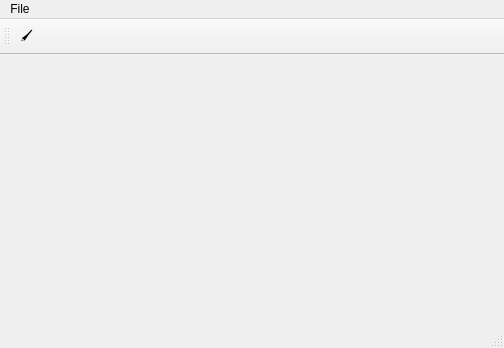
This is ui/mainwindow.ui in Karethoth/GameOfLife as Qt 5 draws it before an edit. The edited form follows.
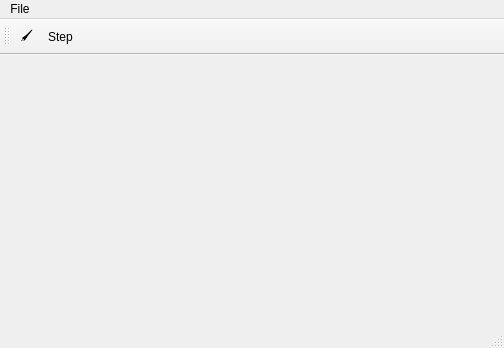
This is the edited form.

```diff
--- a/ui/mainwindow.ui
+++ b/ui/mainwindow.ui
@@ -61,6 +61,7 @@
     <bool>false</bool>
    </attribute>
    <addaction name="actionTogglePaint"/>
+   <addaction name="actionStep"/>
   </widget>
   <widget class="QStatusBar" name="statusBar"/>
   <action name="actionExit">
@@ -79,6 +80,11 @@
     <string>Toggle cell painting</string>
    </property>
   </action>
+  <action name="actionStep">
+   <property name="text">
+    <string>Step</string>
+   </property>
+  </action>
  </widget>
  <layoutdefault spacing="6" margin="11"/>
  <resources/>
```
